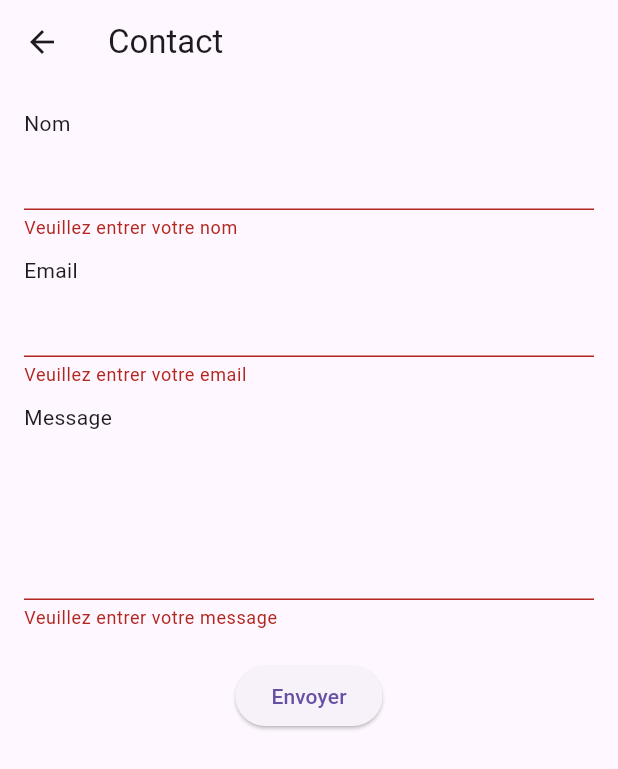
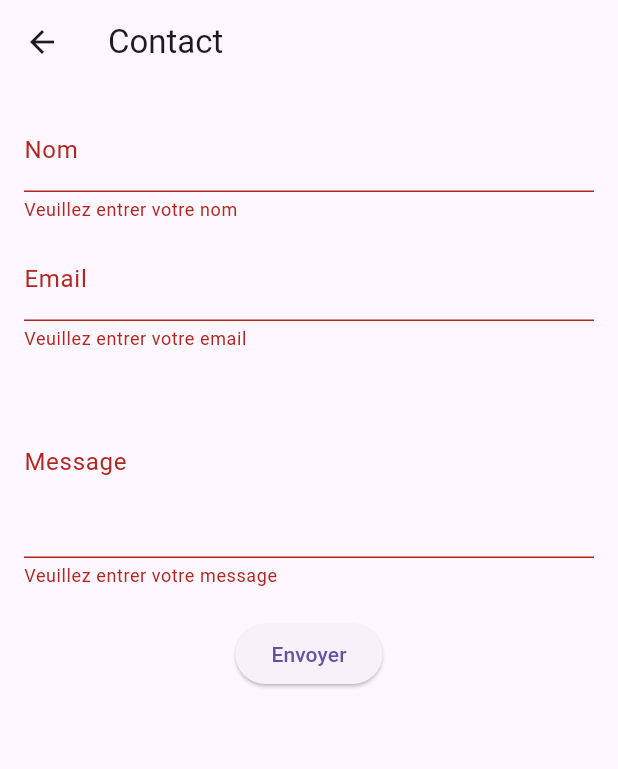
Before and after one commit to kikidiaries/flutter_project_mds, a Flutter app: the ContactView screen opened by its route, after a tap on "Envoyer", on a phone screen of 412 x 824 dp. Shown: the top 769 px of the screen. Run offline on Flutter 3.47's test engine with Material 3 defaults, Android fonts, the phone set to English and light mode, and no system bars; our stand-ins replace shared_preferences; accounts and stored records are empty; network calls fail.

Commit message:
modifs updated

```diff
--- a/lib/main.dart
+++ b/lib/main.dart
@@ -1,4 +1,5 @@
 import 'package:flutter/material.dart';
+
 
 //On importe les vues
 import 'views/apropos_view.dart';
--- a/lib/models/article.dart
+++ b/lib/models/article.dart
@@ -1,4 +1,4 @@
-//Représenter les articles récuperés depuis l'API
+//Représente un article récupéré depuis l’API
 
 class Article {
   final int userId;
@@ -6,6 +6,7 @@ class Article {
   final String title;
   final String body;
 
+  //Constructeur de la classe Article
   Article({
     required this.userId,
     required this.id,
@@ -13,7 +14,7 @@ class Article {
     required this.body,
   });
 
-  //Créer une instance d'Article à partir d'une map JSON
+  //Méthode factory : permet de créer un objet Article à partir d’un JSON
   factory Article.fromJson(Map<String, dynamic> json) {
     return Article(
       userId: json['userId'],
--- a/lib/utils/form_storage.dart
+++ /dev/null
@@ -1,13 +0,0 @@
-
-
-
-
-class FormStorage {
-  static final List<Map<String, String>> _messages = [];
-
-  static void addMessage(Map<String, String> message) {
-    _messages.add(message);
-  }
-
-  static List<Map<String, String>> get messages => _messages;
-}
--- a/lib/views/apropos_view.dart
+++ b/lib/views/apropos_view.dart
@@ -1,12 +1,12 @@
 import 'package:flutter/material.dart';
 
-///Contenu statique, non interactif.
+///Contenu statique et non dynamique ==> ne change pas au fil du temps ou lors du rechargement de l'application
 class AproposView extends StatelessWidget {
   const AproposView({super.key});
 
   @override
   Widget build(BuildContext context) {
-    return Scaffold(
+    return Scaffold(                                 //structure de base de mon application
       appBar: AppBar(
         title: const Text('À Propos'),
       ),
--- a/lib/views/contact_view.dart
+++ b/lib/views/contact_view.dart
@@ -1,8 +1,7 @@
 import 'package:flutter/material.dart';
-import '../utils/form_storage.dart';
+import '../controllers/contact_controller.dart';
 import 'messages_view.dart';
 
-///Enregistrement local des messages
 class ContactView extends StatefulWidget {
   const ContactView({super.key});
 
@@ -11,44 +10,45 @@ class ContactView extends StatefulWidget {
 }
 
 class _ContactViewState extends State<ContactView> {
-  final _formKey = GlobalKey<FormState>(); //Clé pour identifier le formulaire et le valider
-  final _nameController = TextEditingController();
-  final _emailController = TextEditingController();
-  final _messageController = TextEditingController();
+  final _formKey = GlobalKey<FormState>();
+  final ContactController _controller = ContactController();
 
-  //Valide le formulaire, enregistre les données et affiche un dialog de confirmation
-  void _sendMessage() {
+  String _nom = '';
+  String _email = '';
+  String _message = '';
+
+  void _sendMessage() async {
     if (_formKey.currentState!.validate()) {
+      _formKey.currentState!.save();
+
       final contactData = {
-        'nom': _nameController.text,
-        'email': _emailController.text,
-        'message': _messageController.text,
+        'nom': _nom,
+        'email': _email,
+        'message': _message,
       };
 
-      FormStorage.addMessage(contactData); // Stockage local (via shared_preferences ou autre)
+      await _controller.saveMessage(contactData);
+      _formKey.currentState!.reset();
 
-      _formKey.currentState!.reset(); // Réinitialise le formulaire
-
-      // Affiche une boîte de dialogue de confirmation
       showDialog(
         context: context,
-        builder: (context) => AlertDialog(
-          title: const Text('Message enregistré'),
-          content: const Text('Voulez-vous voir la liste des messages enregistrés ?'),
+        builder: (_) => AlertDialog(
+          title: const Text("Message enregistré"),
+          content: const Text("Voulez-vous voir vos messages ?"),
           actions: [
             TextButton(
-              onPressed: () => Navigator.of(context).pop(), // Ferme la boîte
-              child: const Text('Non'),
+              onPressed: () => Navigator.pop(context),
+              child: const Text("Non"),
             ),
             TextButton(
               onPressed: () {
-                Navigator.of(context).pop(); // Ferme d'abord le dialog
+                Navigator.pop(context);
                 Navigator.push(
                   context,
-                  MaterialPageRoute(builder: (context) => const MessagesView()),
-                ); // Navigue vers la liste des messages
+                  MaterialPageRoute(builder: (_) => const MessagesView()),
+                );
               },
-              child: const Text('Oui'),
+              child: const Text("Oui"),
             ),
           ],
         ),
@@ -59,53 +59,38 @@ class _ContactViewState extends State<ContactView> {
   @override
   Widget build(BuildContext context) {
     return Scaffold(
-      appBar: AppBar(title: const Text('Contact')),
+      appBar: AppBar(title: const Text("Contact")),
       body: Padding(
         padding: const EdgeInsets.all(16.0),
         child: Form(
           key: _formKey,
           child: Column(
-            crossAxisAlignment: CrossAxisAlignment.start,
             children: [
-              const Text('Nom'),
               TextFormField(
-                controller: _nameController,
-                validator: (value) =>
-                    value == null || value.isEmpty ? 'Veuillez entrer votre nom' : null,
+                decoration: const InputDecoration(labelText: 'Nom'),
+                validator: (value) => value == null || value.isEmpty ? 'Veuillez entrer votre nom' : null,
+                onSaved: (value) => _nom = value ?? '',
               ),
               const SizedBox(height: 10),
-
-              const Text('Email'),
               TextFormField(
-                controller: _emailController,
+                decoration: const InputDecoration(labelText: 'Email'),
                 keyboardType: TextInputType.emailAddress,
                 validator: (value) {
-                  if (value == null || value.isEmpty) {
-                    return 'Veuillez entrer votre email';
-                  } else if (!RegExp(r'^[^@]+@[^@]+\.[^@]+').hasMatch(value)) {
-                    return 'Veuillez entrer un email valide';
-                  }
+                  if (value == null || value.isEmpty) return 'Veuillez entrer votre email';
+                  if (!RegExp(r'^[^@]+@[^@]+\.[^@]+').hasMatch(value)) return 'Email invalide';
                   return null;
                 },
+                onSaved: (value) => _email = value ?? '',
               ),
               const SizedBox(height: 10),
-
-              const Text('Message'),
               TextFormField(
-                controller: _messageController,
+                decoration: const InputDecoration(labelText: 'Message'),
                 maxLines: 4,
-                validator: (value) =>
-                    value == null || value.isEmpty ? 'Veuillez entrer votre message' : null,
+                validator: (value) => value == null || value.isEmpty ? 'Veuillez entrer votre message' : null,
+                onSaved: (value) => _message = value ?? '',
               ),
               const SizedBox(height: 20),
-
-              // Bouton d'envoi centré
-              Center(
-                child: ElevatedButton(
-                  onPressed: _sendMessage,
-                  child: const Text('Envoyer'),
-                ),
-              ),
+              ElevatedButton(onPressed: _sendMessage, child: const Text("Envoyer")),
             ],
           ),
         ),
--- a/pubspec.yaml
+++ b/pubspec.yaml
@@ -36,6 +36,7 @@ dependencies:
   # The following adds the Cupertino Icons font to your application.
   # Use with the CupertinoIcons class for iOS style icons.
   cupertino_icons: ^1.0.8
+  shared_preferences: ^2.5.3
 
 dev_dependencies:
   flutter_test:
```
Also changed, not shown: lib/controllers/ContactController.dart (deleted, +0 -21 lines), lib/controllers/article_controller.dart (added, +17 -0 lines), lib/controllers/contact_controller.dart (added, +32 -0 lines), lib/views/article_detail_view.dart (+24 -8 lines), lib/views/articles_view.dart (+80 -39 lines), lib/views/messages_view.dart (+59 -20 lines), pubspec.lock, 1 other file.
